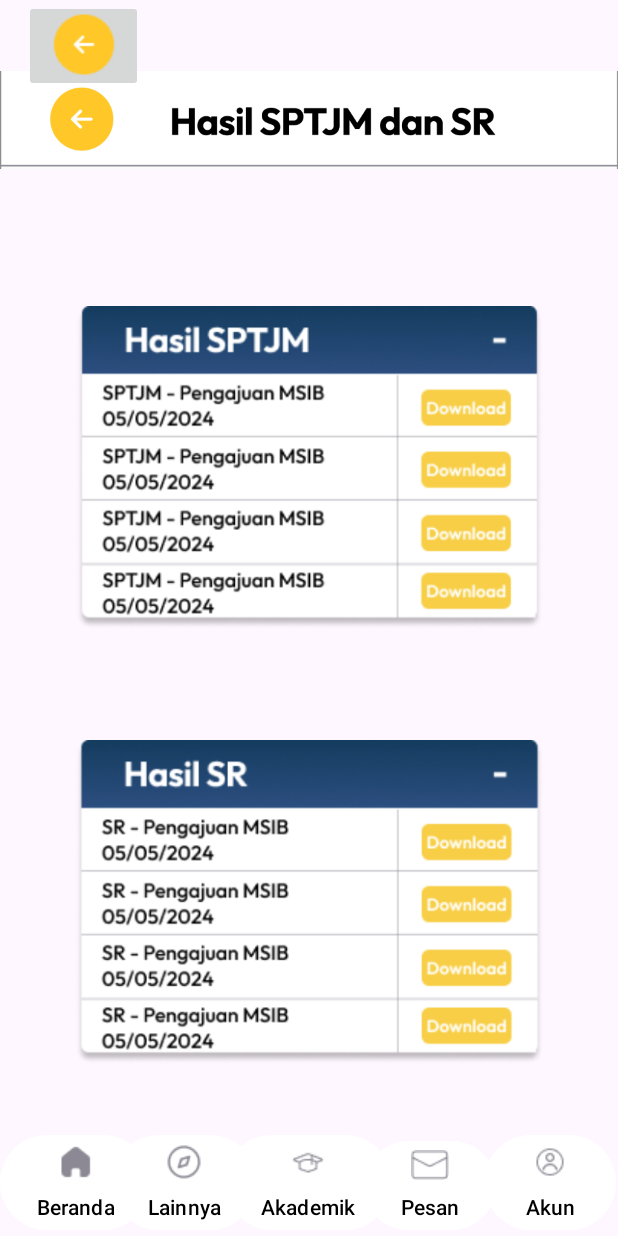
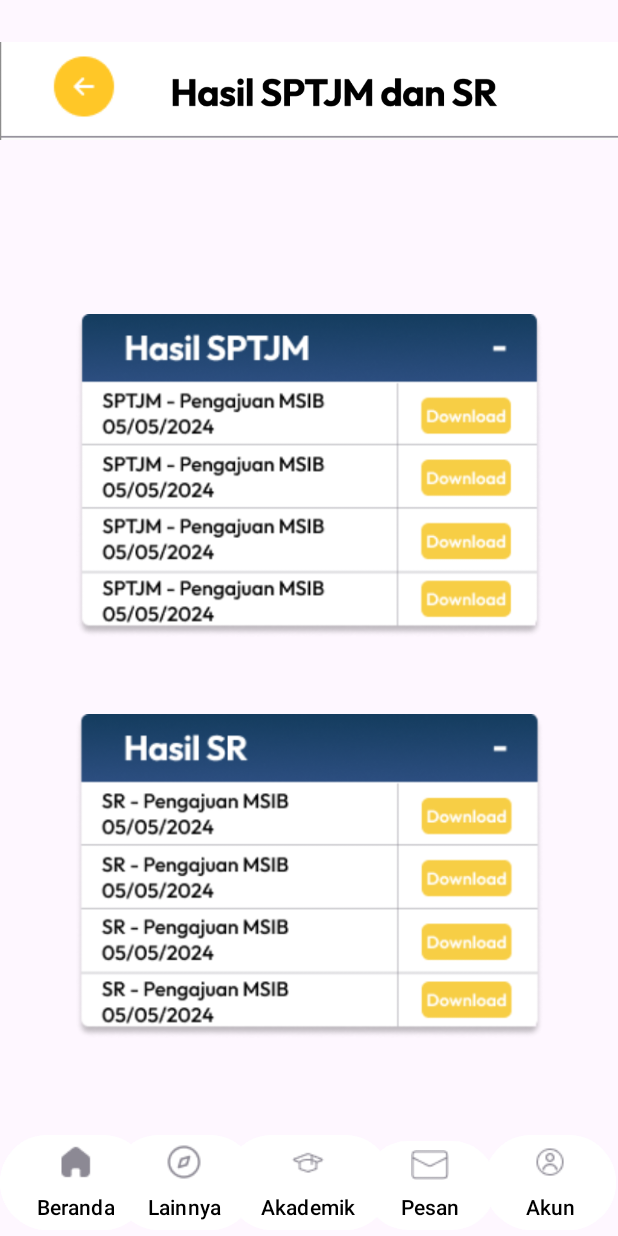
Before and after one commit to aleyananda/P.Bergerak, an Android app: the Result screen opened directly, with no data from a screen before it, on a phone screen of 412 x 824 dp. Run offline under Robolectric (Android 15) with nearby library versions, the phone set to English and light mode, and no system bars.

Commit message:
Naila Raihana

```diff
--- a/app/src/main/AndroidManifest.xml
+++ b/app/src/main/AndroidManifest.xml
@@ -19,7 +19,7 @@
             android:name=".Result"
             android:exported="false" />
         <activity
-            android:name=".Pengajuansptjm"
+            android:name=".Homescreen"
             android:exported="false" />
         <activity
             android:name=".Template"
--- a/app/src/main/java/com/example/myapplication/Homescreen.kt
+++ b/app/src/main/java/com/example/myapplication/Homescreen.kt
@@ -1,4 +1,5 @@
 package com.example.myapplication
+
 
 import android.content.Intent
 import android.os.Bundle
@@ -8,17 +9,20 @@
 import androidx.core.view.WindowInsetsCompat
 import android.widget.ImageButton
 
+
 class Homescreen : AppCompatActivity() {
     override fun onCreate(savedInstanceState: Bundle?) {
         super.onCreate(savedInstanceState)
         enableEdgeToEdge()
         setContentView(R.layout.activity_homescreen)
 
+
         ViewCompat.setOnApplyWindowInsetsListener(findViewById(R.id.main)) { v, insets ->
             val systemBars = insets.getInsets(WindowInsetsCompat.Type.systemBars())
             v.setPadding(systemBars.left, systemBars.top, systemBars.right, systemBars.bottom)
             insets
         }
+
 
         // Find the ImageButton and set the click listener
         val homeToMainButton: ImageButton = findViewById(R.id.hometomain)
--- a/app/src/main/res/layout/activity_result.xml
+++ b/app/src/main/res/layout/activity_result.xml
@@ -89,12 +89,14 @@
 
     <ImageView
         android:id="@+id/imageView11"
-        android:layout_width="wrap_content"
-        android:layout_height="wrap_content"
+        android:layout_width="413dp"
+        android:layout_height="65dp"
+        android:layout_marginTop="28dp"
         app:layout_constraintEnd_toEndOf="parent"
+        app:layout_constraintHorizontal_bias="0.0"
         app:layout_constraintStart_toStartOf="parent"
-        app:srcCompat="@drawable/screenshot_2024_10_13_161725"
-        tools:layout_editor_absoluteY="-51dp" />
+        app:layout_constraintTop_toTopOf="parent"
+        app:srcCompat="@drawable/screenshot_2024_10_13_161725" />
 
     <ImageView
         android:id="@+id/imageView12"
@@ -124,11 +126,12 @@
         android:id="@+id/imgbtn_home"
         android:layout_width="79dp"
         android:layout_height="61dp"
+        android:background="#FFFF"
         app:layout_constraintBottom_toBottomOf="@+id/imageView11"
         app:layout_constraintEnd_toEndOf="parent"
         app:layout_constraintHorizontal_bias="0.048"
         app:layout_constraintStart_toStartOf="parent"
-        app:layout_constraintTop_toTopOf="parent"
+        app:layout_constraintTop_toTopOf="@+id/imageView11"
         app:layout_constraintVertical_bias="0.0"
         app:srcCompat="@drawable/_button_core" />
 
```
Also changed, not shown: app/src/main/java/com/example/myapplication/Pengajuansptjm.kt (deleted, +0 -33 lines), app/src/main/res/layout/activity_pengajuansr.xml (+6 -2 lines).
